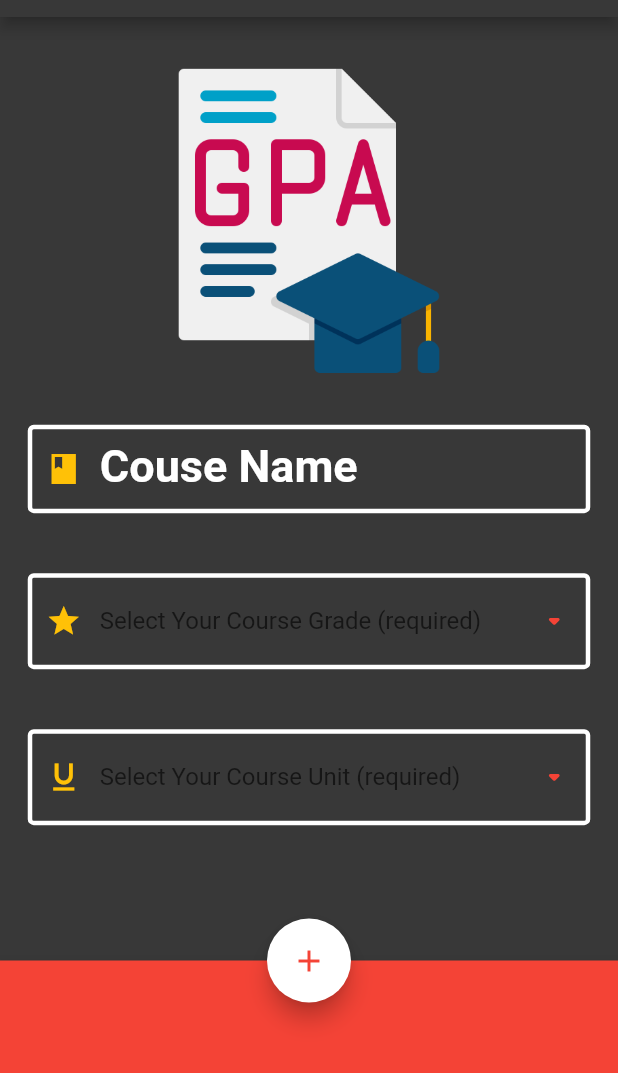
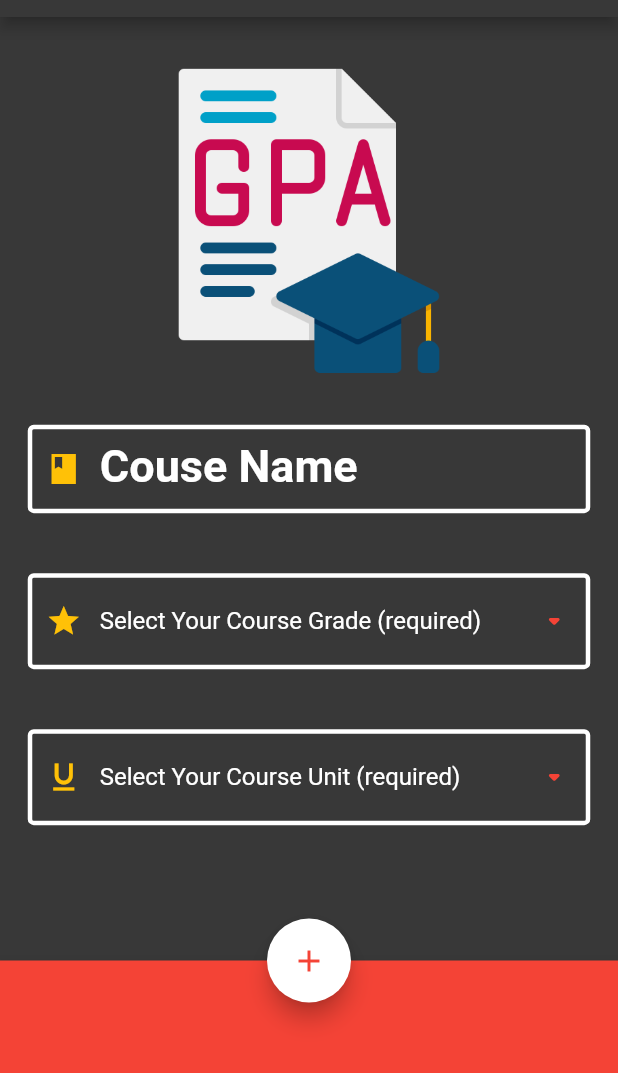
Before and after one commit to BossHunTerCoding/GPA-Calculator-With-Flutter, a Flutter app: the screen it shows after launch, on a phone screen of 412 x 824 dp, the part 163-1236 px from its top. Run offline on Flutter 3.47's test engine with Material 2 defaults, Android fonts, the phone set to English and light mode, and no system bars.

Commit message:
fix brightness for mobile

```diff
--- a/lib/main.dart
+++ b/lib/main.dart
@@ -1,6 +1,6 @@
 import 'package:flutter/material.dart';
 import 'package:flutter/services.dart';
-import 'page/gpa_page.dart';
+import 'package:gpa_calculator/page/gpa_page.dart';
 
 void main() => {
       WidgetsFlutterBinding.ensureInitialized(),
@@ -33,6 +33,7 @@ class GPAapp extends StatefulWidget {
 
 class _GPAappState extends State<GPAapp> {
   ThemeData setThemeData() => ThemeData(
+        brightness: Brightness.dark,
         scaffoldBackgroundColor: GPAapp.defaultColorsPages,
         colorSchemeSeed: GPAapp.defaultColorsPages,
         inputDecorationTheme: const InputDecorationTheme(
--- a/lib/page/gpa_page.dart
+++ b/lib/page/gpa_page.dart
@@ -104,8 +104,12 @@ class _GPAPageState extends State<GPAPage> {
       child: SizedBox(
         width: 375,
         child: DropdownButtonFormField(
+            dropdownColor: GPAapp.defaultColorsPages,
             decoration: const InputDecoration(
               labelText: 'Select Your Course Unit (required)',
+              labelStyle: TextStyle(
+                color: Colors.white,
+              ),
               prefixIcon: Icon(
                 Icons.format_underline_outlined,
                 color: Colors.amber,
@@ -116,6 +120,8 @@ class _GPAPageState extends State<GPAPage> {
               Icons.arrow_drop_down_rounded,
               color: Colors.red,
             ),
+            style: const TextStyle(
+                color: Colors.white, fontWeight: FontWeight.bold),
             value: selectUnit,
             items: GPAscoreDATA.listUnits
                 .map((String items) => DropdownMenuItem(
@@ -137,8 +143,12 @@ class _GPAPageState extends State<GPAPage> {
       child: SizedBox(
         width: 375,
         child: DropdownButtonFormField(
+            dropdownColor: GPAapp.defaultColorsPages,
             decoration: const InputDecoration(
               labelText: 'Select Your Course Grade (required)',
+              labelStyle: TextStyle(
+                color: Colors.white,
+              ),
               prefixIcon: Icon(
                 Icons.grade,
                 color: Colors.amber,
@@ -149,6 +159,8 @@ class _GPAPageState extends State<GPAPage> {
               Icons.arrow_drop_down_rounded,
               color: Colors.red,
             ),
+            style: const TextStyle(
+                color: Colors.white, fontWeight: FontWeight.bold),
             value: selectGrade,
             items: GPAscoreDATA.listGrades
                 .map((items) => DropdownMenuItem(
@@ -200,6 +212,7 @@ class _GPAPageState extends State<GPAPage> {
               context: context,
               builder: (builderUI) {
                 return AlertDialog(
+                    elevation: 1,
                     content: GPAapp.setText(
                         'Value Grade : $selectGrade (required) \nValue Unit : $selectUnit (required)',
                         20));
```
Also changed, not shown: lib/page/gpa_cal_page.dart (+36 -29 lines), 1 other file.
